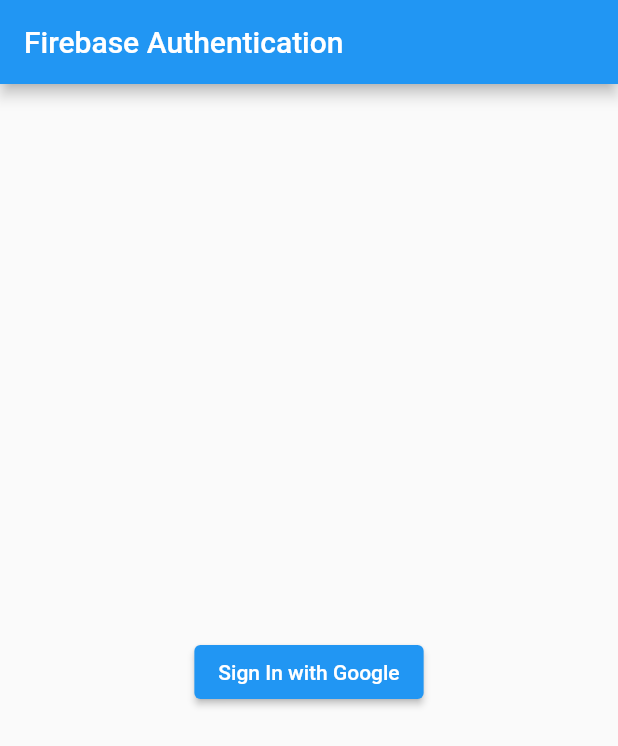
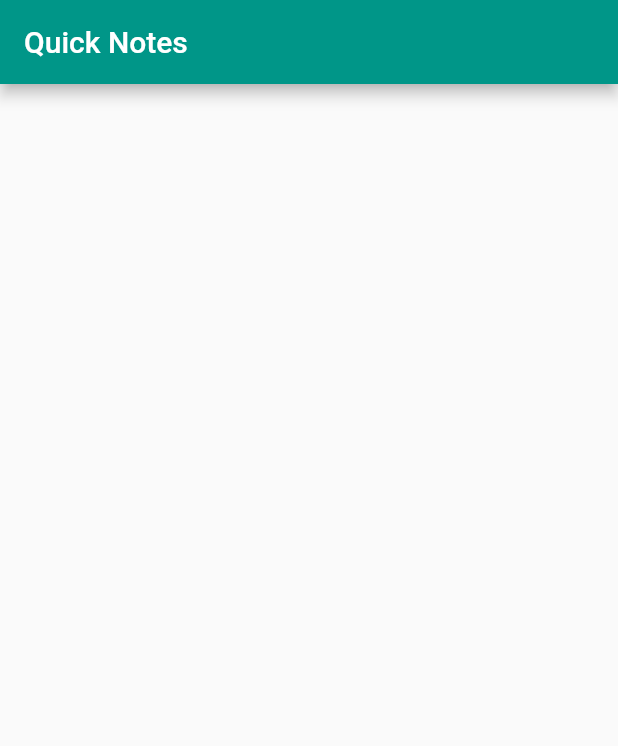
Before and after one commit to tusharojha/flutter_fire, a Flutter app: the screen it shows after launch, on a phone screen of 412 x 824 dp. Shown: the top 746 px of the screen. Run offline on Flutter 3.47's test engine with Material 2 defaults, Android fonts, the phone set to English and light mode, and no system bars; our stand-ins replace firebase_core; accounts and stored records are empty.

Commit message:
blank app

```diff
--- a/lib/main.dart
+++ b/lib/main.dart
@@ -1,7 +1,5 @@
-import 'package:firebase_auth/firebase_auth.dart';
 import 'package:firebase_core/firebase_core.dart';
 import 'package:flutter/material.dart';
-import 'package:google_sign_in/google_sign_in.dart';
 
 void main() {
   runApp(MyApp());
@@ -13,9 +11,9 @@ class MyApp extends StatelessWidget {
     return MaterialApp(
       title: 'Flutter Demo',
       theme: ThemeData(
-        primarySwatch: Colors.blue,
+        primarySwatch: Colors.teal,
       ),
-      home: MyHomePage(title: 'Firebase Authentication'),
+      home: MyHomePage(title: 'Quick Notes'),
     );
   }
 }
@@ -31,45 +29,11 @@ class MyHomePage extends StatefulWidget {
 
 class _MyHomePageState extends State<MyHomePage> {
   Future<FirebaseApp> _firebaseApp;
-  bool isLoggedIn = false;
-  String name;
 
   @override
   void initState() {
     super.initState();
     _firebaseApp = Firebase.initializeApp();
-  }
-
-  void _signOut() async {
-    await FirebaseAuth.instance.signOut();
-    setState(() {
-      isLoggedIn = false;
-      name = null;
-    });
-  }
-
-  void _googleSignIn() async {
-    final googleSignIn = GoogleSignIn();
-    final signInAccount = await googleSignIn.signIn();
-
-    final googleAccountAuthentication = await signInAccount.authentication;
-
-    final credential = GoogleAuthProvider.credential(
-        accessToken: googleAccountAuthentication.accessToken,
-        idToken: googleAccountAuthentication.idToken);
-
-    await FirebaseAuth.instance.signInWithCredential(credential);
-
-    if (FirebaseAuth.instance.currentUser != null) {
-      print('Google Authentication Successful');
-      print('${FirebaseAuth.instance.currentUser.displayName} signed in.');
-      setState(() {
-        isLoggedIn = true;
-        name = FirebaseAuth.instance.currentUser.displayName;
-      });
-    } else {
-      print('Unable to sign in');
-    }
   }
 
   @override
@@ -86,19 +50,9 @@ class _MyHomePageState extends State<MyHomePage> {
               child: CircularProgressIndicator(),
             );
 
-            return Center(
-              child: Column(
-                mainAxisAlignment: MainAxisAlignment.center,
-                children: <Widget>[
-                  isLoggedIn ? Text('$name signed in.') : Text(''),
-                  ElevatedButton(
-                    onPressed: isLoggedIn ? _signOut : _googleSignIn,
-                    child: isLoggedIn ? Text('Sign Out') : Text('Sign In with Google'),
-                  )
-                ],
+          return Container();
+        },
       ),
-            );
-          }),
     );
   }
 }
--- a/pubspec.yaml
+++ b/pubspec.yaml
@@ -29,9 +29,7 @@ dependencies:
   # Use with the CupertinoIcons class for iOS style icons.
   cupertino_icons: ^1.0.2
   firebase_core: ^0.5.3
-  firebase_auth: ^0.18.4+1
   firebase_analytics: ^6.3.0
-  google_sign_in: ^4.5.9
 
 dev_dependencies:
   flutter_test:
```
Also changed, not shown: pubspec.lock, 6 other files. Lines whose indentation alone changed are shown as unchanged.
